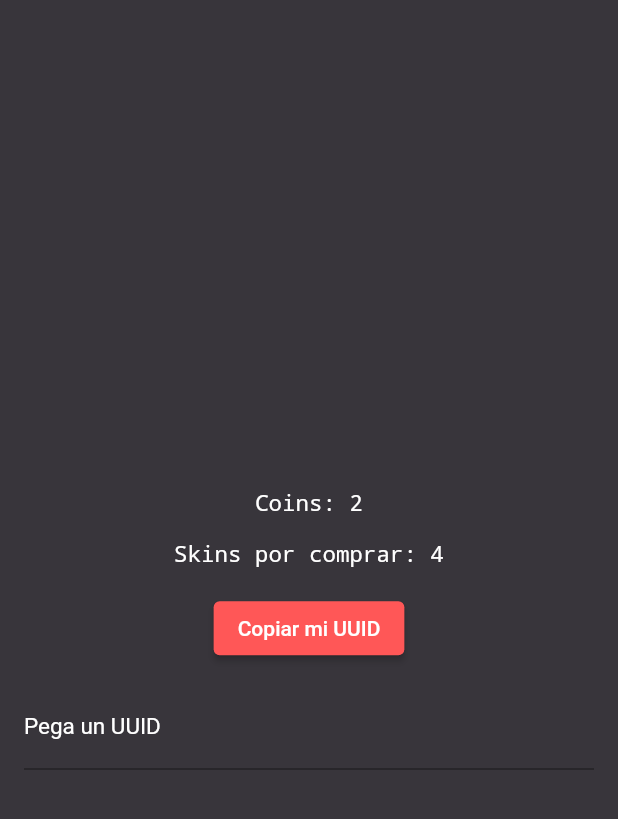
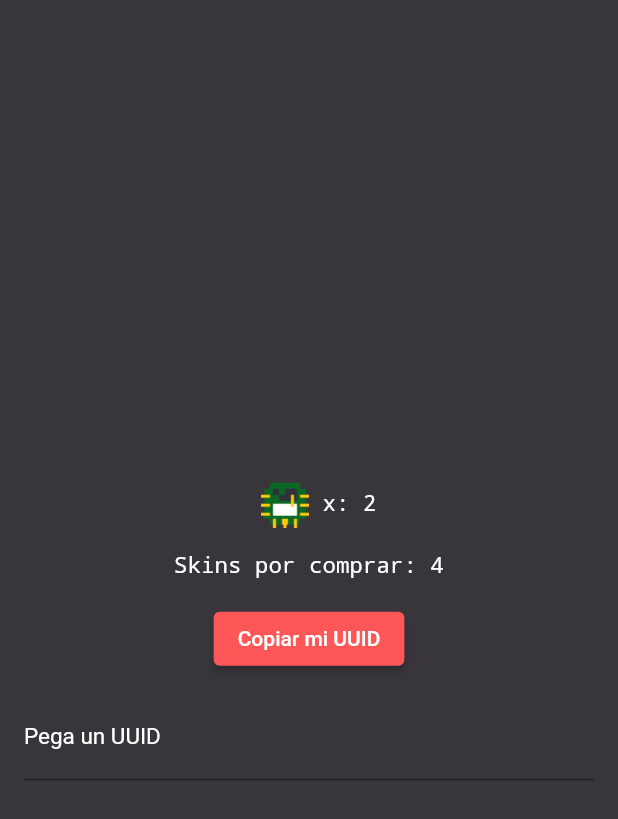
Before and after one commit to GalletaOreo98/LainChikita-Apk, a Flutter app: the screen it shows after launch, swiped to page 3, on a phone screen of 412 x 824 dp. Shown: the top 819 px of the screen. Run offline on Flutter 3.47's test engine with Material 2 defaults, Android fonts, the phone set to English and light mode, and no system bars; our stand-ins replace audioplayers, shared_preferences; missing offline and left inert: encrypt.

Commit message:
Add - Coin image

```diff
--- a/lain_chikita/lib/screens/gacha_screen.dart
+++ b/lain_chikita/lib/screens/gacha_screen.dart
@@ -3,7 +3,6 @@ import 'package:audioplayers/audioplayers.dart';
 import 'package:flutter/services.dart';
 import 'package:shared_preferences/shared_preferences.dart';
 import 'dart:convert';
-
 
 // ignore: library_prefixes
 import '../app_colors.dart' as MY_APP_COLORS;
@@ -33,8 +32,7 @@ class MyWidgetState extends State<GachaScreen> {
   }
 
   void _copyText() async {
-    final jsonData = json
-        .encode({'username': username, 'useruuid': userUuid});
+    final jsonData = json.encode({'username': username, 'useruuid': userUuid});
     final encryptedData = encryptData(jsonData, secretKey);
     Clipboard.setData(ClipboardData(text: encryptedData));
     setState(() {
@@ -47,7 +45,7 @@ class MyWidgetState extends State<GachaScreen> {
     widget.callback();
   }
 
-  void setUuidToUse() async{
+  void setUuidToUse() async {
     buyTicket();
     final prefs = await SharedPreferences.getInstance();
     await prefs.setInt('coins', coins);
@@ -64,28 +62,43 @@ class MyWidgetState extends State<GachaScreen> {
               mainAxisAlignment: MainAxisAlignment.center,
               children: [
                 const SizedBox(height: 16),
-                Text(
-                  'Coins: $coins',
+                Table(
+                    //border: TableBorder.all(), // Borde para la tabla (opcional)
+                    children: [
+                      TableRow(
+                        children: [
+                          TableCell(
+                            child: Image.asset(
+                              'assets/images/coin.png',
+                              width: 32,
+                              height: 32,
+                              alignment: Alignment.centerRight,
+                            ),
+                          ),
+                          TableCell(
+                              verticalAlignment:
+                                  TableCellVerticalAlignment.middle,
+                              child: Text(' x: $coins',
                                   style: const TextStyle(
                                     fontSize: 15.0,
                                     fontFamily: 'monospace',
                                     color: Colors.white,
-                  )
+                                  )))
+                        ],
                       ),
+                    ]),
                 const SizedBox(height: 16),
-                Text(
-                  'Skins por comprar: ${unlockedInventory.length}',
+                Text('Skins por comprar: ${unlockedInventory.length}',
                     style: const TextStyle(
                       fontSize: 15.0,
                       fontFamily: 'monospace',
                       color: Colors.white,
-                  )
-                ),
+                    )),
                 const SizedBox(height: 16),
                 ElevatedButton(
                   style: ElevatedButton.styleFrom(
-                    backgroundColor:
-                      Color.fromARGB(255, 255, 87, 87), // Cambia el color de fondo aquí
+                    backgroundColor: const Color.fromARGB(
+                        255, 255, 87, 87), // Cambia el color de fondo aquí
                   ),
                   onPressed: _copyText,
                   child: const Text('Copiar mi UUID'),
--- a/lain_chikita/pubspec.yaml
+++ b/lain_chikita/pubspec.yaml
@@ -69,6 +69,7 @@ flutter:
     #Main Images
     - assets/images/lain_chikita.png
     - assets/images/background.png
+    - assets/images/coin.png
 
     #Accessories
     - assets/images/accessories/
```
Also changed, not shown: lain_chikita/assets/images/coin.png (added). Lines whose indentation alone changed are shown as unchanged.
